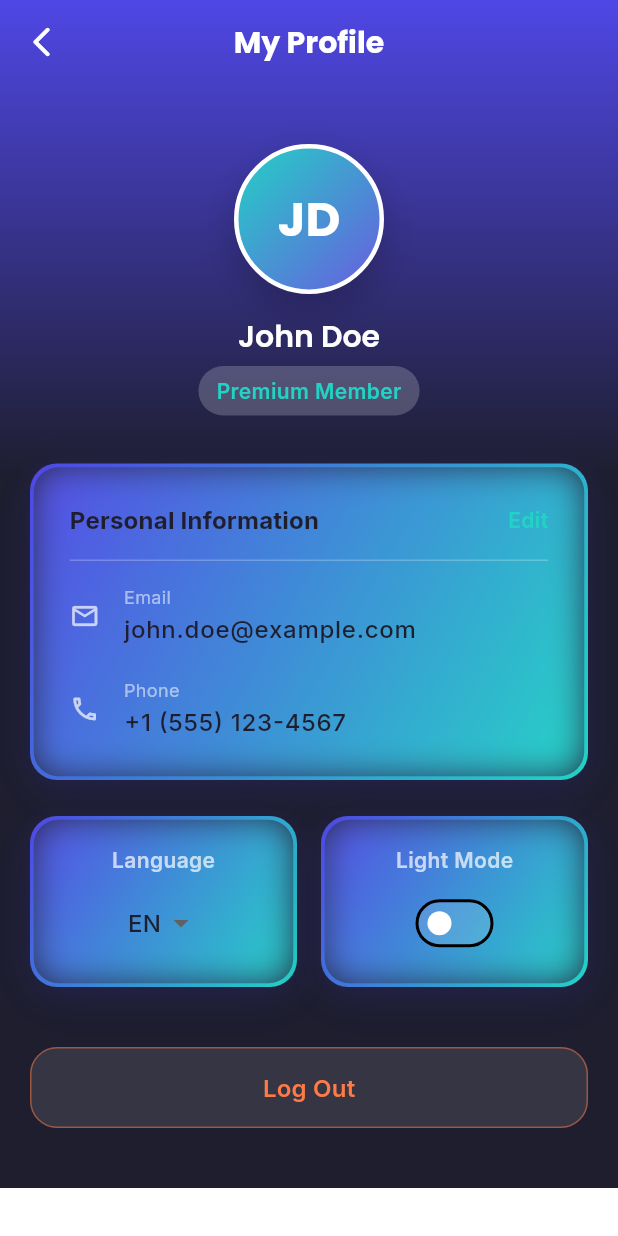
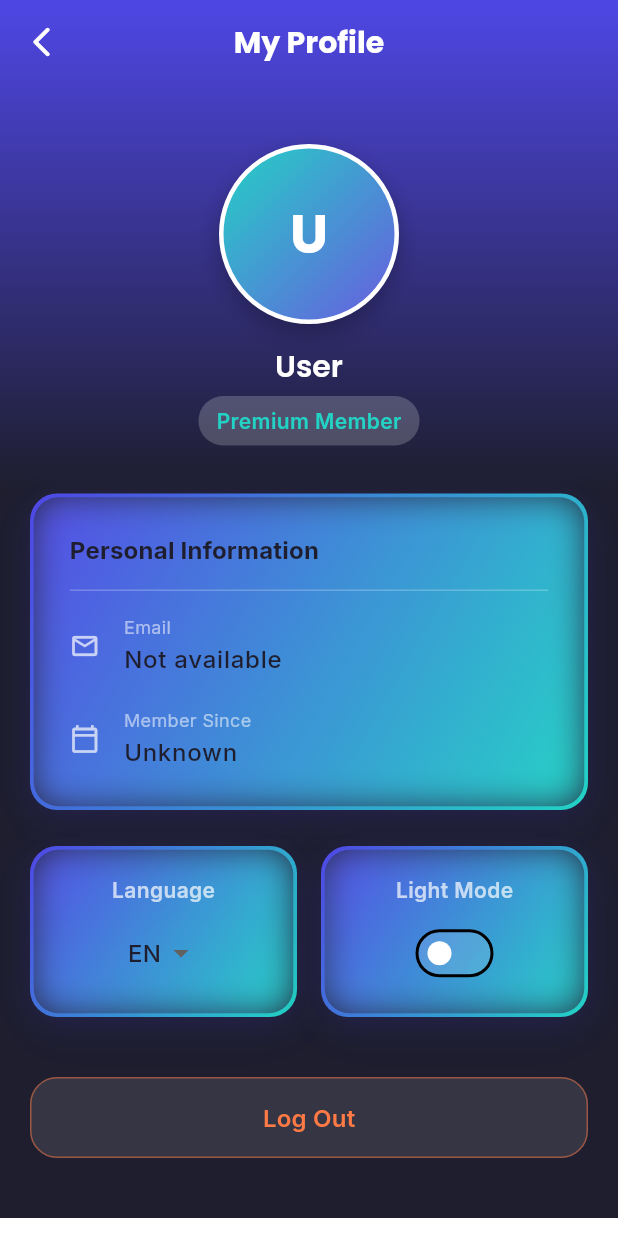
Before and after one commit to SoiledSalmon/hakctajon, a Flutter app: the ProfileScreen screen opened by its route, on a phone screen of 412 x 824 dp. Run offline on Flutter 3.47's test engine with Material 3 defaults, Android fonts, the phone set to English and light mode, and no system bars; our stand-ins replace firebase_auth, firebase_core, flutter_riverpod, flutter_svg, google_fonts, google_sign_in and 1 more; accounts and stored records are empty; network calls fail.

```diff
--- a/lib/screens/profile_screen.dart
+++ b/lib/screens/profile_screen.dart
@@ -1,4 +1,5 @@
 import 'package:ai_loan_buddy/providers/settings_provider.dart';
+import 'package:ai_loan_buddy/providers/user_provider.dart';
 import 'package:ai_loan_buddy/theme/app_theme.dart';
 import 'package:ai_loan_buddy/utils/navigation.dart';
 
@@ -14,6 +15,7 @@ class ProfileScreen extends ConsumerWidget {
   Widget build(BuildContext context, WidgetRef ref) {
     final settings = ref.watch(settingsProvider);
     final settingsNotifier = ref.read(settingsProvider.notifier);
+    final user = ref.watch(userProvider); // UserProfile model
 
     return Scaffold(
       backgroundColor: Theme.of(context).scaffoldBackgroundColor,
@@ -48,52 +50,69 @@ class ProfileScreen extends ConsumerWidget {
             child: Column(
               children: [
                 const SizedBox(height: 20),
-                // Avatar Section
+
+                // 🔥 GOOGLE PROFILE PICTURE
                 Container(
-                  width: 100,
-                  height: 100,
+                  width: 120,
+                  height: 120,
                   decoration: BoxDecoration(
                     shape: BoxShape.circle,
                     border: Border.all(color: Colors.white, width: 3),
                     boxShadow: [
                       BoxShadow(
-                        color: Colors.black.withOpacity(0.2),
-                        blurRadius: 20,
-                        offset: const Offset(0, 10),
+                        color: Colors.black.withOpacity(0.25),
+                        blurRadius: 12,
+                        offset: const Offset(0, 6),
                       ),
                     ],
-                    gradient: const LinearGradient(
+                    image: user?.profilePictureUrl != null
+                        ? DecorationImage(
+                            image: NetworkImage(user!.profilePictureUrl!),
+                            fit: BoxFit.cover,
+                          )
+                        : null,
+                    gradient: user?.profilePictureUrl == null
+                        ? const LinearGradient(
                             begin: Alignment.topLeft,
                             end: Alignment.bottomRight,
                             colors: [AppTheme.accent1, AppTheme.accent2],
+                          )
+                        : null,
                   ),
-                  ),
-                  child: Center(
+                  child: user?.profilePictureUrl == null
+                      ? Center(
                           child: Text(
-                      'JD',
-                      style: Theme.of(context).textTheme.headlineMedium
+                            (user?.name ?? "U")[0],
+                            style: Theme.of(context)
+                                .textTheme
+                                .headlineMedium
                                 ?.copyWith(
                                   color: Colors.white,
                                   fontWeight: FontWeight.w700,
-                            fontSize: 32,
+                                  fontSize: 36,
                                 ),
                           ),
+                        )
+                      : null,
                 ),
-                ),
+
                 const SizedBox(height: 16),
+
+                // NAME
                 Text(
-                  'John Doe',
+                  user?.name ?? "User",
                   style: Theme.of(context).textTheme.headlineSmall?.copyWith(
                         color: Colors.white,
                         fontWeight: FontWeight.w600,
                       ),
                 ),
+
                 const SizedBox(height: 8),
+
+                // Premium Badge
                 Container(
-                  padding: const EdgeInsets.symmetric(
-                    horizontal: 12,
-                    vertical: 6,
-                  ),
+                  padding:
+                      const EdgeInsets.symmetric(horizontal: 12, vertical: 6),
                   decoration: BoxDecoration(
                     color: Colors.white.withOpacity(0.2),
                     borderRadius: BorderRadius.circular(20),
@@ -106,54 +125,40 @@ class ProfileScreen extends ConsumerWidget {
                         ),
                   ),
                 ),
+
                 const SizedBox(height: 32),
 
-                // Profile Details Section
+                // Profile Details Card
                 GlassCard(
                   width: double.infinity,
                   padding: const EdgeInsets.all(24),
                   child: Column(
                     crossAxisAlignment: CrossAxisAlignment.start,
                     children: [
-                      Row(
-                        mainAxisAlignment: MainAxisAlignment.spaceBetween,
-                        children: [
                       Text(
                         'Personal Information',
-                            style: Theme.of(context).textTheme.titleMedium
+                        style: Theme.of(context)
+                            .textTheme
+                            .titleMedium
                             ?.copyWith(fontWeight: FontWeight.w700),
                       ),
-                          TextButton(
-                            onPressed: () {}, // Dummy action
-                            style: TextButton.styleFrom(
-                              padding: EdgeInsets.zero,
-                              minimumSize: Size.zero,
-                              tapTargetSize: MaterialTapTargetSize.shrinkWrap,
-                            ),
-                            child: Text(
-                              'Edit',
-                              style: Theme.of(context).textTheme.bodyMedium
-                                  ?.copyWith(
-                                    color: AppTheme.accent1,
-                                    fontWeight: FontWeight.w600,
-                                  ),
-                            ),
-                          ),
-                        ],
-                      ),
                       const Divider(height: 32, color: Colors.white24),
+
                       _buildProfileRow(
                         context,
                         Icons.email_outlined,
                         'Email',
-                        'john.doe@example.com',
+                        user?.email ?? 'Not available',
                       ),
+
                       const SizedBox(height: 20),
+
                       _buildProfileRow(
                         context,
-                        Icons.phone_outlined,
-                        'Phone',
-                        '+1 (555) 123-4567',
+                        Icons.calendar_today_outlined,
+                        'Member Since',
+                        user?.createdAt.toString().split(" ").first ??
+                            'Unknown',
                       ),
                     ],
                   ),
@@ -161,21 +166,20 @@ class ProfileScreen extends ConsumerWidget {
 
                 const SizedBox(height: 24),
 
-                // Settings Controls Section (Language & Theme)
+                // LANGUAGE + THEME
                 Row(
                   children: [
                     Expanded(
                       child: GlassCard(
                         padding: const EdgeInsets.symmetric(
-                          horizontal: 12,
-                          vertical: 16,
-                        ),
+                            horizontal: 12, vertical: 16),
                         child: Column(
-                          mainAxisAlignment: MainAxisAlignment.center,
                           children: [
                             Text(
                               'Language',
-                              style: Theme.of(context).textTheme.bodyMedium
+                              style: Theme.of(context)
+                                  .textTheme
+                                  .bodyMedium
                                   ?.copyWith(
                                     color: Colors.white70,
                                     fontWeight: FontWeight.w600,
@@ -196,17 +200,16 @@ class ProfileScreen extends ConsumerWidget {
                     Expanded(
                       child: GlassCard(
                         padding: const EdgeInsets.symmetric(
-                          horizontal: 12,
-                          vertical: 16,
-                        ),
+                            horizontal: 12, vertical: 16),
                         child: Column(
-                          mainAxisAlignment: MainAxisAlignment.center,
                           children: [
                             Text(
                               settings.themeMode == ThemeMode.light
                                   ? 'Light Mode'
                                   : 'Dark Mode',
-                              style: Theme.of(context).textTheme.bodyMedium
+                              style: Theme.of(context)
+                                  .textTheme
+                                  .bodyMedium
                                   ?.copyWith(
                                     color: Colors.white70,
                                     fontWeight: FontWeight.w600,
@@ -221,10 +224,6 @@ class ProfileScreen extends ConsumerWidget {
                               inactiveTrackColor: Colors.white12,
                               onChanged: (_) {
                                 settingsNotifier.toggleTheme();
-                                ref.read(appThemeProvider.notifier).state =
-                                    settings.themeMode == ThemeMode.light
-                                    ? ThemeMode.dark
-                                    : ThemeMode.light;
                               },
                             ),
                           ],
@@ -236,11 +235,13 @@ class ProfileScreen extends ConsumerWidget {
 
                 const SizedBox(height: 40),
 
-                // Logout Button
+                // LOGOUT BUTTON
                 SizedBox(
                   width: double.infinity,
                   child: ElevatedButton(
-                    onPressed: () {
+                    onPressed: () async {
+                      await ref.read(userProvider.notifier).logout();
+
                       Navigator.of(context).pushNamedAndRemoveUntil(
                         RouteNames.auth,
                         (route) => false,
@@ -261,6 +262,7 @@ class ProfileScreen extends ConsumerWidget {
                     ),
                   ),
                 ),
+
                 const SizedBox(height: 20),
               ],
             ),
@@ -270,6 +272,7 @@ class ProfileScreen extends ConsumerWidget {
     );
   }
 
+  // Profile Row Widget
   Widget _buildProfileRow(
     BuildContext context,
     IconData icon,
@@ -292,9 +295,10 @@ class ProfileScreen extends ConsumerWidget {
             ),
             Text(
               value,
-              style: Theme.of(
-                context,
-              ).textTheme.bodyLarge?.copyWith(fontWeight: FontWeight.w500),
+              style: Theme.of(context)
+                  .textTheme
+                  .bodyLarge
+                  ?.copyWith(fontWeight: FontWeight.w500),
             ),
           ],
         ),
--- a/lib/screens/splash_screen.dart
+++ b/lib/screens/splash_screen.dart
@@ -23,6 +23,10 @@ class _SplashScreenState extends ConsumerState<SplashScreen>
   @override
   void initState() {
     super.initState();
+
+    // -------------------------------------------------------
+    // ANIMATIONS
+    // -------------------------------------------------------
     _animController = AnimationController(
       vsync: this,
       duration: const Duration(seconds: 2),
@@ -31,25 +35,32 @@ class _SplashScreenState extends ConsumerState<SplashScreen>
     _fadeAnimation = Tween<double>(begin: 0, end: 1).animate(
       CurvedAnimation(parent: _animController, curve: Curves.easeInOut),
     );
+
     _slideAnimation =
         Tween<Offset>(begin: const Offset(0, 0.2), end: Offset.zero).animate(
-          CurvedAnimation(parent: _animController, curve: Curves.easeInOut),
-        );
+      CurvedAnimation(parent: _animController, curve: Curves.easeInOut),
+    );
 
     _animController.forward();
 
+    // -------------------------------------------------------
+    // AFTER ANIMATION: CHECK IF USER IS LOGGED IN
+    // -------------------------------------------------------
     Timer(const Duration(seconds: 2), () async {
       if (!mounted) return;
 
-      // Populate user data from Firebase Auth
-      await ref.read(userProvider.notifier).fetchUserData();
+      // Load user data if logged in
+      final user = FirebaseAuth.instance.currentUser;
 
-      if (!mounted) return;
+      if (user != null) {
+        // Update the Riverpod userProvider with Firebase User
+         ref.read(userProvider.notifier).setUser(user);
 
-      final user = FirebaseAuth.instance.currentUser;
-      if (user != null) {
+        if (!mounted) return;
         NavigationUtils.pushReplacementNamed(context, RouteNames.home);
       } else {
+        // Not logged in
+        if (!mounted) return;
         NavigationUtils.pushReplacementNamed(context, RouteNames.auth);
       }
     });
@@ -64,6 +75,7 @@ class _SplashScreenState extends ConsumerState<SplashScreen>
   @override
   Widget build(BuildContext context) {
     final size = MediaQuery.of(context).size;
+
     return Scaffold(
       body: Container(
         decoration: const BoxDecoration(
@@ -89,8 +101,8 @@ class _SplashScreenState extends ConsumerState<SplashScreen>
                       'https://assets1.lottiefiles.com/packages/lf20_touohxv0.json',
                       controller: _animController,
                       onLoaded: (composition) {
+                        // Run your animation smoothly ONCE
                         _animController.duration = composition.duration;
-                        _animController.repeat();
                       },
                     ),
                   ),
@@ -98,8 +110,8 @@ class _SplashScreenState extends ConsumerState<SplashScreen>
                   Text(
                     'Your Loan Buddy. In Your Language.',
                     style: Theme.of(context).textTheme.headlineMedium?.copyWith(
-                      color: AppTheme.neutralWhite,
-                    ),
+                          color: AppTheme.neutralWhite,
+                        ),
                     textAlign: TextAlign.center,
                   ),
                 ],
```
Also changed, not shown: lib/main.dart (+5 -11 lines), lib/providers/user_provider.dart (+13 -9 lines), lib/screens/auth_screen.dart (+16 -32 lines), 2 other files. Lines whose indentation alone changed are shown as unchanged.
